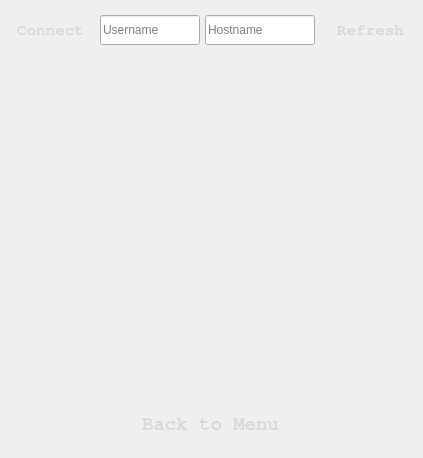
This is Asteroids+Aliens/clientwindow.ui in captaintino/project-destiny as Qt 5 draws it before an edit. The edited form follows.
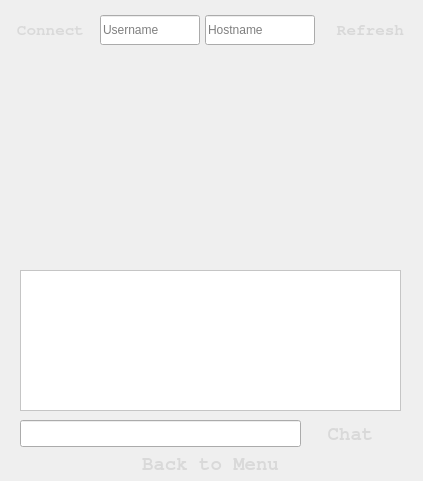
This is the edited form. Icons and pictures are not drawn.

Commit message: Implemented Chat functionality and removed some annoying warnings from the server.

```diff
--- a/Asteroids+Aliens/clientwindow.ui
+++ b/Asteroids+Aliens/clientwindow.ui
@@ -7,7 +7,7 @@
     <x>0</x>
     <y>0</y>
     <width>423</width>
-    <height>458</height>
+    <height>481</height>
    </rect>
   </property>
   <property name="windowTitle">
@@ -132,7 +132,7 @@
     <property name="geometry">
      <rect>
       <x>90</x>
-      <y>410</y>
+      <y>450</y>
       <width>241</width>
       <height>27</height>
      </rect>
@@ -156,6 +156,83 @@
      <bool>true</bool>
     </property>
    </widget>
+   <widget class="QPlainTextEdit" name="chatMessages">
+    <property name="enabled">
+     <bool>true</bool>
+    </property>
+    <property name="geometry">
+     <rect>
+      <x>20</x>
+      <y>270</y>
+      <width>381</width>
+      <height>141</height>
+     </rect>
+    </property>
+    <property name="mouseTracking">
+     <bool>true</bool>
+    </property>
+    <property name="autoFillBackground">
+     <bool>false</bool>
+    </property>
+    <property name="styleSheet">
+     <string notr="true">background:white</string>
+    </property>
+    <property name="readOnly">
+     <bool>true</bool>
+    </property>
+    <property name="overwriteMode">
+     <bool>false</bool>
+    </property>
+    <property name="backgroundVisible">
+     <bool>false</bool>
+    </property>
+   </widget>
+   <widget class="QPushButton" name="SendMessage">
+    <property name="geometry">
+     <rect>
+      <x>300</x>
+      <y>421</y>
+      <width>101</width>
+      <height>25</height>
+     </rect>
+    </property>
+    <property name="font">
+     <font>
+      <family>FreeMono</family>
+      <pointsize>14</pointsize>
+      <weight>75</weight>
+      <bold>true</bold>
+     </font>
+    </property>
+    <property name="styleSheet">
+     <string notr="true">background-image: url(:/images/transparent.png);
+color:rgb(217, 217, 217)</string>
+    </property>
+    <property name="text">
+     <string>Chat</string>
+    </property>
+    <property name="flat">
+     <bool>true</bool>
+    </property>
+   </widget>
+   <widget class="QLineEdit" name="chatMessageToSend">
+    <property name="geometry">
+     <rect>
+      <x>20</x>
+      <y>420</y>
+      <width>281</width>
+      <height>27</height>
+     </rect>
+    </property>
+   </widget>
+   <zorder>btnClientWinConnect</zorder>
+   <zorder>btnRefresh</zorder>
+   <zorder>lnUserName</zorder>
+   <zorder>lnHostName</zorder>
+   <zorder>btnBackToMenu</zorder>
+   <zorder>SendMessage</zorder>
+   <zorder>chatMessageToSend</zorder>
+   <zorder>chatMessages</zorder>
   </widget>
  </widget>
  <resources/>
```
The commit also changes 4 other files.
